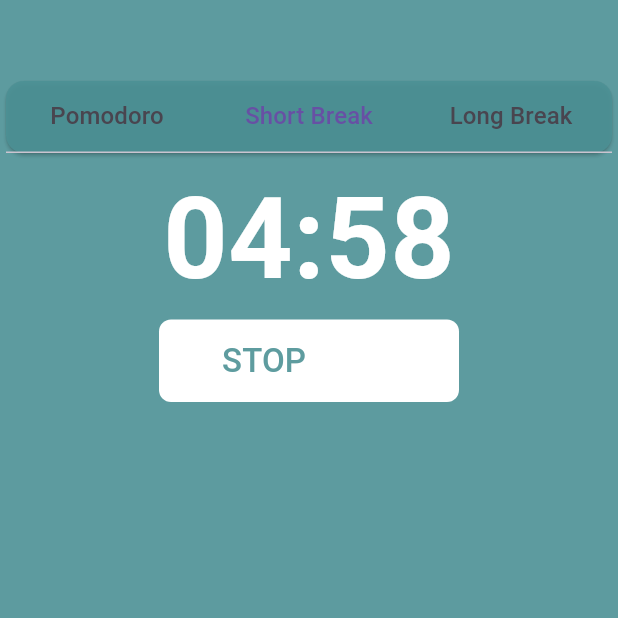
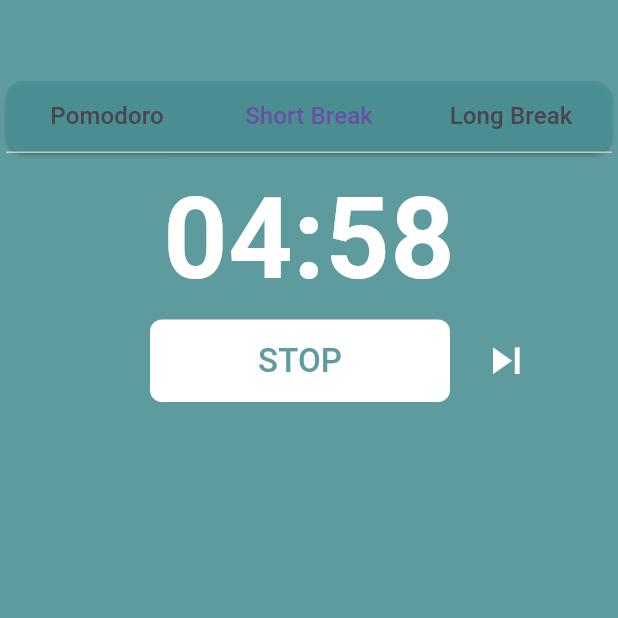
Before and after one commit to sandesh-z/pomodoro_timer, a Flutter app: the screen it shows after launch, tab 2 chosen, after a tap on "START", on a phone screen of 412 x 824 dp, the top half of it. Run offline on Flutter 3.47's test engine with Material 2 defaults, Android fonts, the phone set to English and light mode, and no system bars; our stand-ins replace flutter_bloc, freezed_annotation, get_it, injectable; Roboto replaces fonts that are missing (ArialRounded).

Commit message:
added skip_next icon

```diff
--- a/lib/features/pomodoro_timer_app/presentation/pages/pomodoro_page.dart
+++ b/lib/features/pomodoro_timer_app/presentation/pages/pomodoro_page.dart
@@ -1,6 +1,7 @@
 import 'package:flutter/material.dart';
 import 'package:flutter_bloc/flutter_bloc.dart';
 import 'package:my_pomodoro_timer/core/themes/my_globals.dart';
+import 'package:my_pomodoro_timer/features/pomodoro_timer_app/presentation/pages/short_break_page.dart';
 
 import '../bloc/pomodoro_bloc.dart';
 
@@ -64,9 +65,11 @@
           ),
           isStartedPomodoro
               ? Row(
-                  mainAxisAlignment: MainAxisAlignment.end,
-                  mainAxisSize: MainAxisSize.min,
+                  mainAxisAlignment: MainAxisAlignment.center,
+                  // mainAxisAlignment: MainAxisAlignment.end,
+                  // mainAxisSize: MainAxisSize.min,
                   children: [
+                    Expanded(child: SizedBox()),
                     Container(
                       // alignment: Alignment.center,
                       // padding: const EdgeInsets.only(left: 50),
@@ -92,13 +95,19 @@
                           )),
                     ),
                     const SizedBox(width: 12),
-                    IconButton(
+                    Expanded(
+                      child: Align(
+                        alignment: Alignment.centerLeft,
+                        child: IconButton(
+                            color: pomodoroColor,
                             onPressed: () {},
                             icon: const Icon(
                               Icons.skip_next,
                               color: Colors.white,
                               size: 35,
                             )),
+                      ),
+                    ),
                   ],
                 )
               : Container(
--- a/lib/features/pomodoro_timer_app/presentation/pages/short_break_page.dart
+++ b/lib/features/pomodoro_timer_app/presentation/pages/short_break_page.dart
@@ -56,6 +56,11 @@
               );
             },
           ),
+          isStartedShortBreak
+              ? Row(
+                  mainAxisAlignment: MainAxisAlignment.center,
+                  children: [
+                    Expanded(child: SizedBox()),
                     Container(
                       decoration: BoxDecoration(
                         borderRadius: BorderRadius.circular(8),
@@ -63,11 +68,7 @@
                       ),
                       height: 55,
                       width: 200,
-            child: isStartedShortBreak
-                ? Row(
-                    mainAxisAlignment: MainAxisAlignment.center,
-                    children: [
-                      TextButton(
+                      child: TextButton(
                           onPressed: () {
                             setState(() {
                               isStartedShortBreak = false;
@@ -82,14 +83,27 @@
                                 fontSize: 22,
                                 color: Color.fromRGBO(76, 145, 149, 0.9)),
                           )),
+                    ),
                     const SizedBox(width: 12),
-                      IconButton(
+                    Expanded(
+                      child: Align(
+                        alignment: Alignment.centerLeft,
+                        child: IconButton(
                             onPressed: () {},
                             icon: const Icon(Icons.skip_next,
-                              color: Colors.white, size: 22)),
+                                color: Colors.white, size: 35)),
+                      ),
+                    ),
                   ],
                 )
-                : TextButton(
+              : Container(
+                  decoration: BoxDecoration(
+                    borderRadius: BorderRadius.circular(8),
+                    color: Colors.white,
+                  ),
+                  height: 55,
+                  width: 200,
+                  child: TextButton(
                     onPressed: () {
                       setState(() {
                         isStartedShortBreak = true;
```
Also changed, not shown: lib/features/pomodoro_timer_app/presentation/pages/long_break_page.dart (+22 -8 lines). Lines whose indentation alone changed are shown as unchanged.
